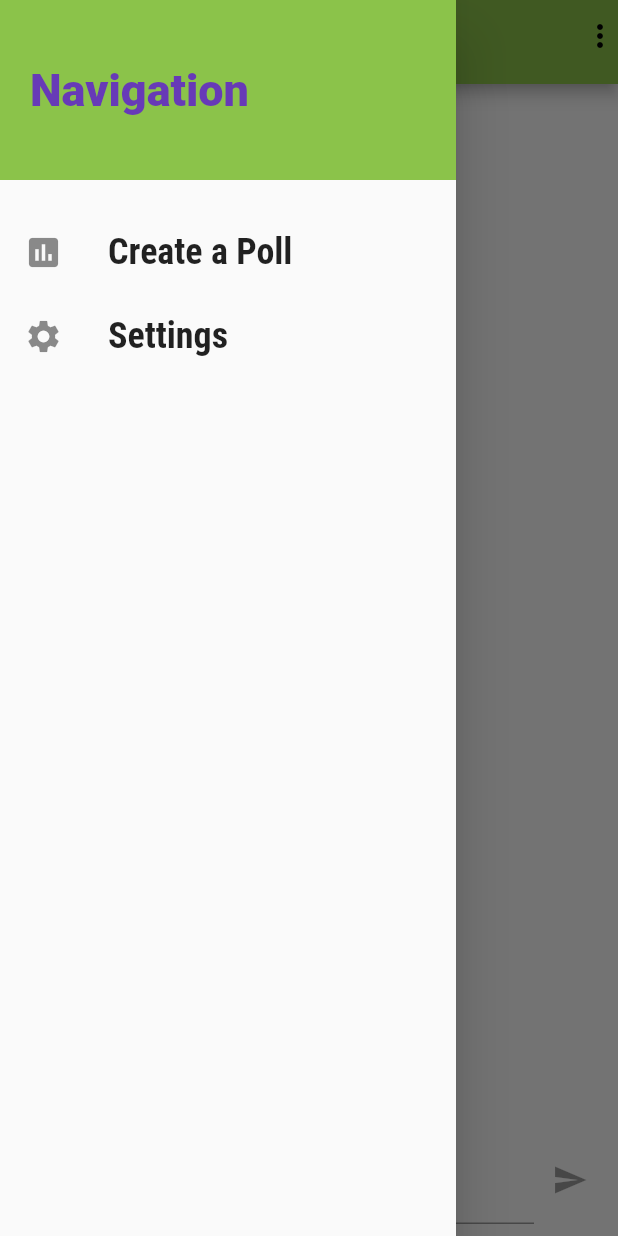
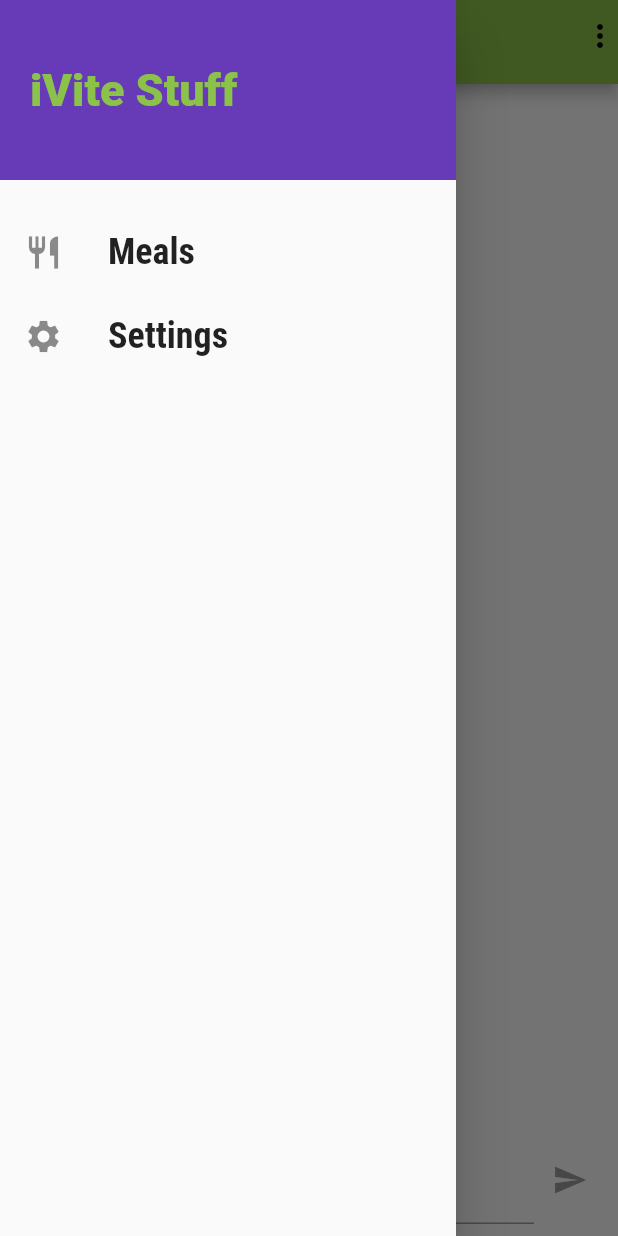
Before and after one commit to iVite/FlutterMobileApp, a Flutter app: the screen it shows once a user with an empty profile is signed in, with the side drawer open, on a phone screen of 412 x 824 dp. Run offline on Flutter 3.47's test engine with Material 2 defaults, Android fonts, the phone set to English and light mode, and no system bars; our stand-ins replace cloud_firestore, email_validator, firebase_auth, firebase_core, firebase_messaging, firebase_storage and 1 more; missing offline and left inert: polls; accounts and stored records are empty.

```diff
--- a/lib/main.dart
+++ b/lib/main.dart
@@ -46,10 +46,8 @@ class MyApp extends StatelessWidget {
                         return ChatScreen();
                       }
                       return AuthScreen();
-                  },
-                ),
+                    }),
           );
-      },
-    );
+        });
   }
 }
--- a/lib/screens/chat_screen.dart
+++ b/lib/screens/chat_screen.dart
@@ -1,7 +1,6 @@
 import 'package:flutter/material.dart';
 import 'package:firebase_auth/firebase_auth.dart';
 import 'package:firebase_messaging/firebase_messaging.dart';
-import 'package:ivite_flutter/screens/poll_screen.dart';
 
 import 'package:ivite_flutter/widgets/chat/messages.dart';
 import 'package:ivite_flutter/widgets/chat/new_message.dart';
--- a/lib/widgets/main_drawer.dart
+++ b/lib/widgets/main_drawer.dart
@@ -1,17 +1,8 @@
 import 'dart:ui';
 
 import 'package:flutter/material.dart';
-import "../screens/poll_screen.dart";
 
 class MainDrawer extends StatelessWidget {
-  void selectCategory(BuildContext ctx) {
-    Navigator.of(ctx).push(
-      MaterialPageRoute(builder: (_) {
-        return PollScreen();
-      }),
-    ); //ctx here is just function input placeholder
-  }
-
   //builder method
   Widget buildListTile(String title, IconData icon, Function tapHandler) {
     return ListTile(
@@ -41,21 +32,20 @@ class MainDrawer extends StatelessWidget {
             width: double.infinity,
             padding: EdgeInsets.all(20),
             alignment: Alignment.centerLeft,
-            color: Theme.of(context).primaryColor,
+            color: Theme.of(context).accentColor,
             child: Text(
-              'Navigation',
+              'iVite Stuff',
               style: TextStyle(
                 fontWeight: FontWeight.w900,
                 fontSize: 30,
-                color: Theme.of(context).accentColor,
+                color: Theme.of(context).primaryColor,
               ),
             ),
           ),
           SizedBox(
             height: 20,
           ),
-          buildListTile(
-              'Create a Poll', Icons.poll, () => selectCategory(context)),
+          buildListTile('Meals', Icons.restaurant, () {}),
           buildListTile('Settings', Icons.settings, () {}),
         ],
       ),
```
Lines whose indentation alone changed are shown as unchanged.
